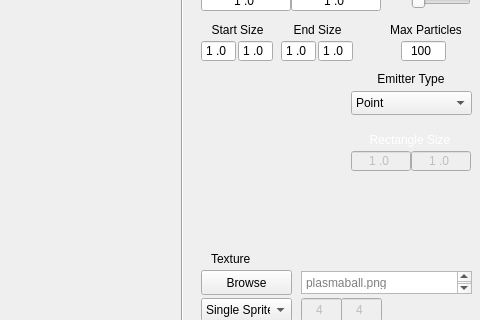
Old version of the form TA_ParticleEditor/TA_ParticleEditor/particleeditor.ui in the repository Stureplan/TA_ParticleEditor; both pictures show x 469 to 949 and y 186 to 506 of the 949 by 653 pixel window.
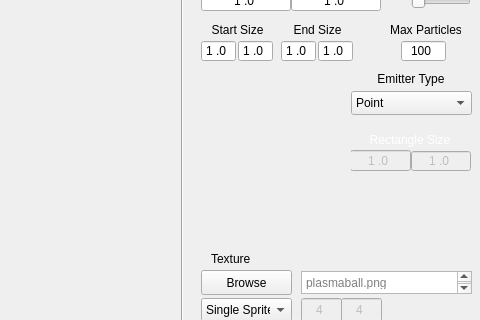
New version of the form. Custom widgets are drawn as their Qt base class.

```diff
--- a/TA_ParticleEditor/TA_ParticleEditor/particleeditor.ui
+++ b/TA_ParticleEditor/TA_ParticleEditor/particleeditor.ui
@@ -688,10 +688,10 @@
     <widget class="QLineEdit" name="rectSizeX">
      <property name="geometry">
       <rect>
-       <x>0</x>
-       <y>20</y>
-       <width>60</width>
-       <height>20</height>
+       <x>-1</x>
+       <y>19</y>
+       <width>61</width>
+       <height>21</height>
       </rect>
      </property>
      <property name="inputMask">
```
